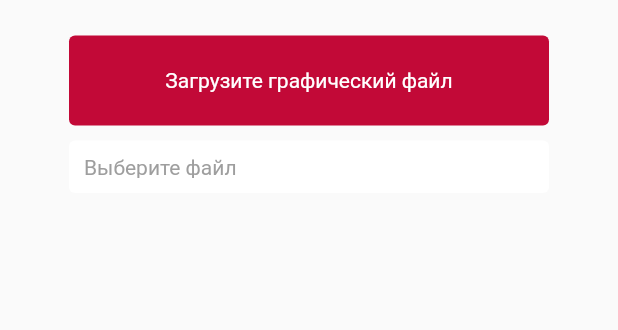
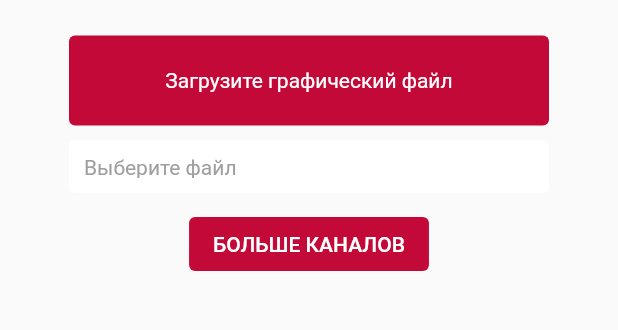
Before and after one commit to i3tika/natv_kg, a Flutter app: the screen it shows after launch, after a tap on "Размещение баннерной рекламы", on a phone screen of 412 x 824 dp, the part 314-644 px from its top. Run offline on Flutter 3.47's test engine with Material 2 defaults, Android fonts, the phone set to English and light mode, and no system bars; our stand-ins replace bloc, dio, file_picker.

Commit message:
Added new widget button 'Больше каналов'

```diff
--- /dev/null
+++ b/lib/core_data/ui/common_widgets/ElevatedButtonChanel.dart
@@ -0,0 +1,25 @@
+import 'package:flutter/material.dart';
+
+import '../theme/app_colors.dart';
+import '../theme/app_fonts.dart';
+
+class ElevatedButtonChanel extends StatelessWidget {
+  const ElevatedButtonChanel({
+    super.key,
+  });
+
+  @override
+  Widget build(BuildContext context) {
+    return ElevatedButton(
+      style: ElevatedButton.styleFrom(
+        elevation: 0,
+        backgroundColor: AppColors.red,
+      ),
+      onPressed: () {},
+      child: (Text(
+        'БОЛЬШЕ КАНАЛОВ',
+        style: AppFonts.w100s14.copyWith(color: AppColors.white),
+      )),
+    );
+  }
+}
--- a/lib/features/announcement_screen/ui/announcement_screen.dart
+++ b/lib/features/announcement_screen/ui/announcement_screen.dart
@@ -7,6 +7,7 @@ import 'package:natv_kg/core_data/ui/theme/app_colors.dart';
 import 'package:natv_kg/core_data/ui/theme/app_fonts.dart';
 import 'package:natv_kg/resources/resources.dart';
 
+import '../../../core_data/ui/common_widgets/ElevatedButtonChanel.dart';
 import '../../../core_data/ui/common_widgets/circle_avatar_widget.dart';
 import '../../banner_screen/ui/banner_screen.dart';
 
@@ -204,7 +205,10 @@ class _AnnouncementScreenState extends State<AnnouncementScreen> {
                     ),
                   ],
                 ),
-              )
+              ),
+              Center(
+                child: ElevatedButtonChanel(),
+              ),
             ],
           ),
         ),
--- a/lib/features/banner_screen/ui/banner_screen.dart
+++ b/lib/features/banner_screen/ui/banner_screen.dart
@@ -6,6 +6,7 @@ import 'package:flutter/src/widgets/framework.dart';
 import 'package:flutter/src/widgets/placeholder.dart';
 import 'package:natv_kg/features/announcement_screen/ui/announcement_screen.dart';
 
+import '../../../core_data/ui/common_widgets/ElevatedButtonChanel.dart';
 import '../../../core_data/ui/theme/app_colors.dart';
 import '../../../core_data/ui/theme/app_fonts.dart';
 import '../../../resources/resources.dart';
@@ -187,6 +188,12 @@ class _BannerScreenState extends State<BannerScreen> {
                 ),
               ),
             ),
+            SizedBox(
+              height: 10,
+            ),
+            Center(
+              child: ElevatedButtonChanel(),
+            ),
           ],
         ),
       ),
```
